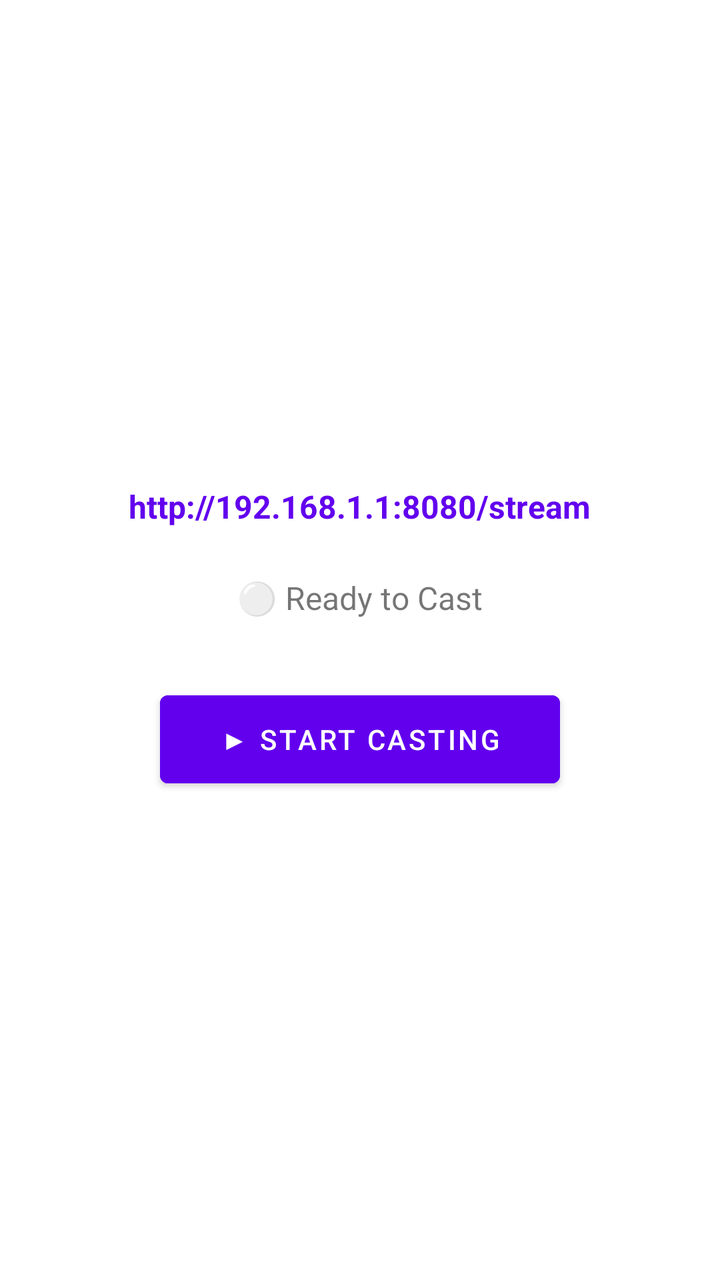
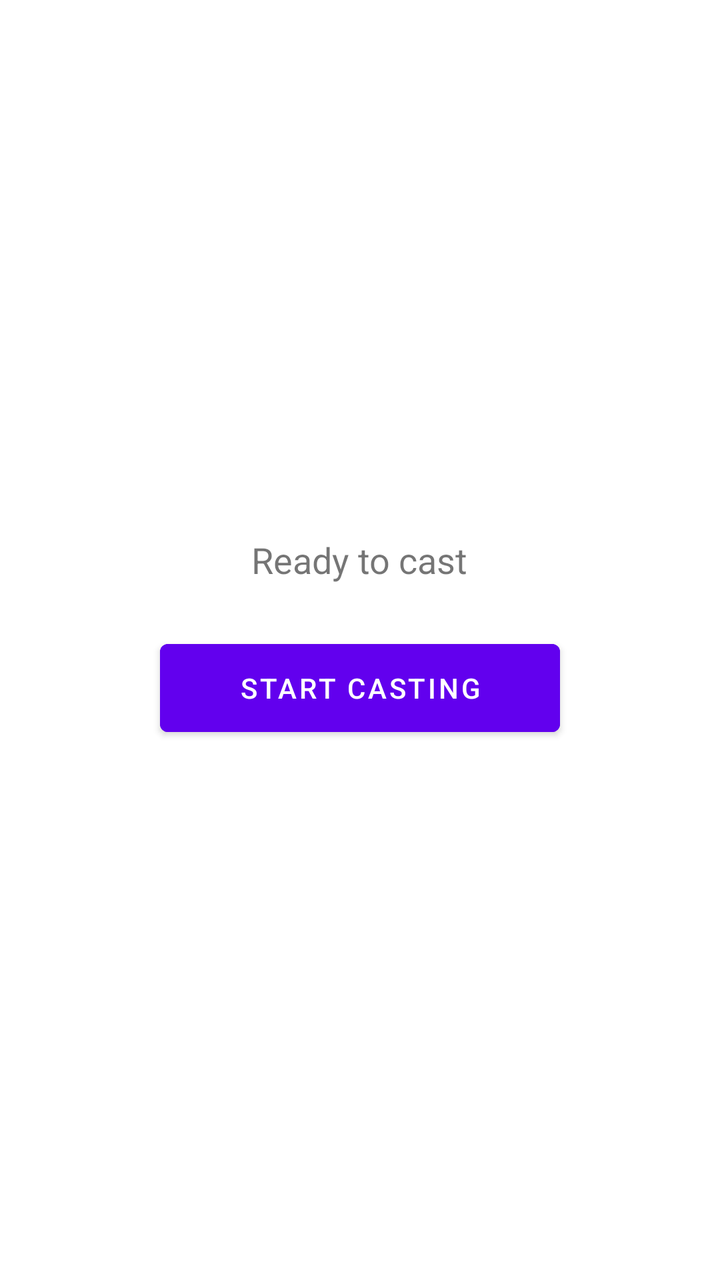

An Android layout rendered at two revisions. The XML below is the earlier revision; the diff shows what the commit changed to produce the second picture.
<!-- AndroidManifest.xml: activity theme Theme.ScreenCast.NoActionBar -->
<!-- res/layout/activity_main.xml -->
<?xml version="1.0" encoding="utf-8"?>
<LinearLayout xmlns:android="http://schemas.android.com/apk/res/android"
    android:layout_width="match_parent"
    android:layout_height="match_parent"
    android:orientation="vertical"
    android:gravity="center"
    android:padding="24dp">

    <TextView
        android:id="@+id/ipText"
        android:layout_width="wrap_content"
        android:layout_height="wrap_content"
        android:text="http://192.168.1.1:8080/stream"
        android:textSize="16sp"
        android:textStyle="bold"
        android:textColor="#FF6200EE"
        android:layout_marginBottom="24dp"
        android:gravity="center"/>

    <TextView
        android:id="@+id/statusText"
        android:layout_width="wrap_content"
        android:layout_height="wrap_content"
        android:text="⚪ Ready to Cast"
        android:textSize="16sp"
        android:layout_marginBottom="32dp"/>

    <Button
        android:id="@+id/startButton"
        android:layout_width="200dp"
        android:layout_height="56dp"
        android:text="▶ Start Casting"
        android:textColor="@android:color/white"
        android:backgroundTint="#FF6200EE"/>
</LinearLayout>
<!-- resources referenced by this layout -->
<resources>
  <style name="Theme.ScreenCast.NoActionBar" parent="Theme.ScreenCast">
          <item name="windowActionBar">false</item>
          <item name="windowNoTitle">true</item>
      </style>
  <style name="Theme.ScreenCast" parent="Theme.MaterialComponents.DayNight.NoActionBar">
          <item name="colorPrimary">@color/purple_500</item>
          <item name="colorPrimaryVariant">@color/purple_700</item>
          <item name="colorOnPrimary">@color/white</item>
          <item name="colorSecondary">@color/teal_200</item>
          <item name="colorSecondaryVariant">@color/teal_700</item>
          <item name="colorOnSecondary">@color/black</item>
          <item name="android:statusBarColor">@color/purple_500</item>
          <item name="android:windowBackground">@drawable/bg_gradient</item>
      </style>
  <color name="purple_500">#FF6200EE</color>
  <color name="purple_700">#FF3700B3</color>
  <color name="white">#FFFFFFFF</color>
  <color name="teal_200">#FF03DAC5</color>
  <color name="teal_700">#FF018786</color>
  <color name="black">#FF000000</color>
  <!-- drawable bg_gradient (drawable) -->
  <?xml version="1.0" encoding="utf-8"?>
  <gradient xmlns:android="http://schemas.android.com/apk/res/android"
      android:startColor="#FF6200EE"
      android:endColor="#FF3700B3"
      android:angle="45"/>
</resources>

<!-- the commit's change to res/layout/activity_main.xml (unified diff, before → after) -->
@@ -7,29 +7,18 @@
     android:padding="24dp">
 
     <TextView
-        android:id="@+id/ipText"
-        android:layout_width="wrap_content"
-        android:layout_height="wrap_content"
-        android:text="http://192.168.1.1:8080/stream"
-        android:textSize="16sp"
-        android:textStyle="bold"
-        android:textColor="#FF6200EE"
-        android:layout_marginBottom="24dp"
-        android:gravity="center"/>
-
-    <TextView
         android:id="@+id/statusText"
         android:layout_width="wrap_content"
         android:layout_height="wrap_content"
-        android:text="⚪ Ready to Cast"
-        android:textSize="16sp"
-        android:layout_marginBottom="32dp"/>
+        android:text="Ready to cast"
+        android:textSize="18sp"
+        android:layout_marginBottom="24dp"/>
 
     <Button
         android:id="@+id/startButton"
         android:layout_width="200dp"
         android:layout_height="56dp"
-        android:text="▶ Start Casting"
+        android:text="Start Casting"
         android:textColor="@android:color/white"
         android:backgroundTint="#FF6200EE"/>
 </LinearLayout>
